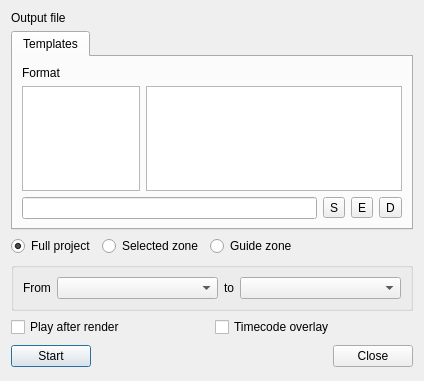
KDE/kdenlive, file src/widgets/renderwidget_ui.ui: the form before one commit.
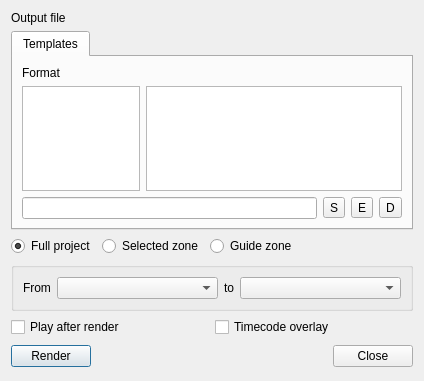
The form after the commit. Custom widgets are drawn as their Qt base class.

Commit message: Minor text change: Render instead of Start.

The edit to the form file:
```diff
--- a/src/widgets/renderwidget_ui.ui
+++ b/src/widgets/renderwidget_ui.ui
@@ -177,7 +177,7 @@
    <item row="5" column="0" >
     <widget class="KPushButton" name="buttonStart" >
      <property name="text" >
-      <string>Start</string>
+      <string>Render</string>
      </property>
     </widget>
    </item>
```
